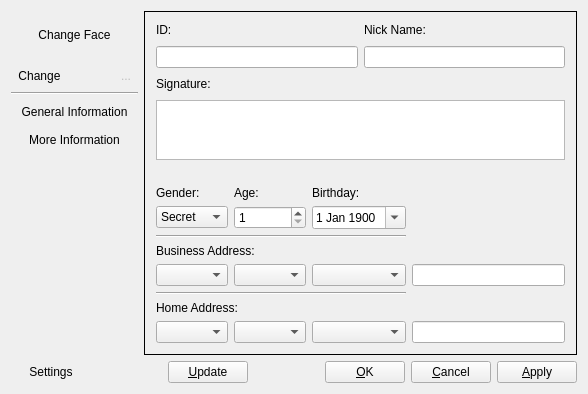
Qt form APP/src/messenger/client/contactinfowidget/contactinfowidget.ui (RallyWRT/qtapplications) before a commit.
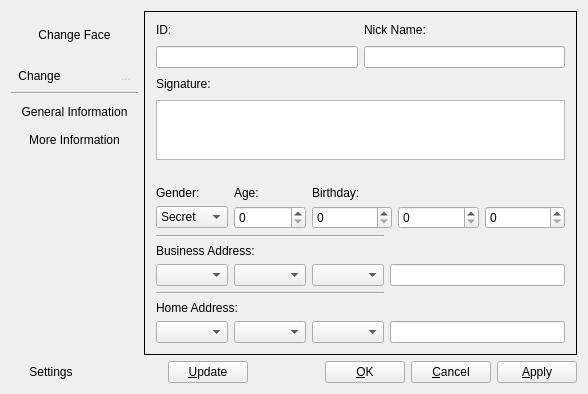
The same form after that commit. Icons and pictures are not drawn.

```diff
--- a/APP/src/messenger/client/contactinfowidget/contactinfowidget.ui
+++ b/APP/src/messenger/client/contactinfowidget/contactinfowidget.ui
@@ -251,11 +251,14 @@
          <item row="1" column="1">
           <widget class="QSpinBox" name="spinBoxAge">
            <property name="minimum">
-            <number>1</number>
+            <number>0</number>
            </property>
            <property name="maximum">
             <number>100</number>
            </property>
+           <property name="value">
+            <number>0</number>
+           </property>
           </widget>
          </item>
          <item row="0" column="2">
@@ -265,50 +268,6 @@
            </property>
           </widget>
          </item>
-         <item row="1" column="2">
-          <widget class="QDateEdit" name="dateEditBirthday">
-           <property name="dateTime">
-            <datetime>
-             <hour>0</hour>
-             <minute>0</minute>
-             <second>0</second>
-             <year>1900</year>
-             <month>1</month>
-             <day>1</day>
-            </datetime>
-           </property>
-           <property name="maximumDateTime">
-            <datetime>
-             <hour>23</hour>
-             <minute>59</minute>
-             <second>59</second>
-             <year>2011</year>
-             <month>12</month>
-             <day>31</day>
-            </datetime>
-           </property>
-           <property name="minimumDateTime">
-            <datetime>
-             <hour>0</hour>
-             <minute>0</minute>
-             <second>0</second>
-             <year>1900</year>
-             <month>1</month>
-             <day>1</day>
-            </datetime>
-           </property>
-           <property name="calendarPopup">
-            <bool>true</bool>
-           </property>
-           <property name="date">
-            <date>
-             <year>1900</year>
-             <month>1</month>
-             <day>1</day>
-            </date>
-           </property>
-          </widget>
-         </item>
          <item row="2" column="0" colspan="3">
           <widget class="Line" name="line">
            <property name="orientation">
@@ -316,6 +275,34 @@
            </property>
           </widget>
          </item>
+         <item row="1" column="2" colspan="2">
+          <layout class="QHBoxLayout" name="horizontalLayout_4">
+           <property name="spacing">
+            <number>6</number>
+           </property>
+           <item>
+            <widget class="QSpinBox" name="spinBoxYear">
+             <property name="maximum">
+              <number>2011</number>
+             </property>
+            </widget>
+           </item>
+           <item>
+            <widget class="QSpinBox" name="spinBoxMonth">
+             <property name="maximum">
+              <number>12</number>
+             </property>
+            </widget>
+           </item>
+           <item>
+            <widget class="QSpinBox" name="spinBoxDay">
+             <property name="maximum">
+              <number>31</number>
+             </property>
+            </widget>
+           </item>
+          </layout>
+         </item>
         </layout>
        </item>
        <item row="1" column="0">
```
Left out of the diff: 1 changed line with no effect on the pictures.
